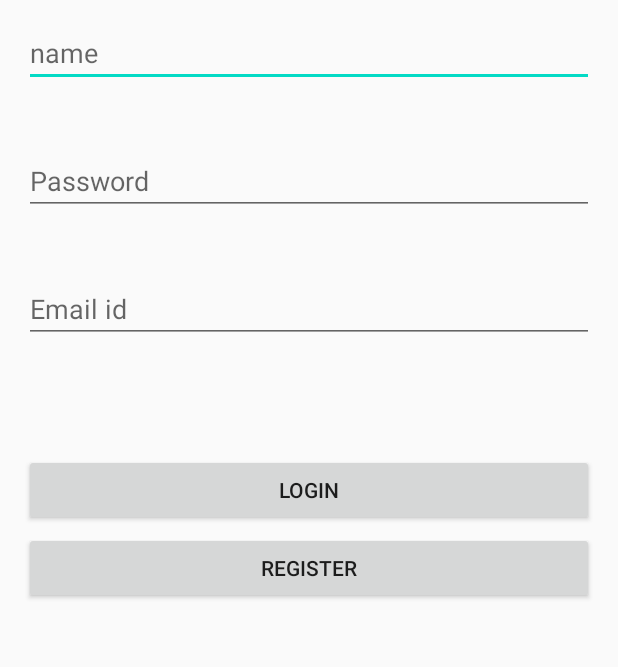
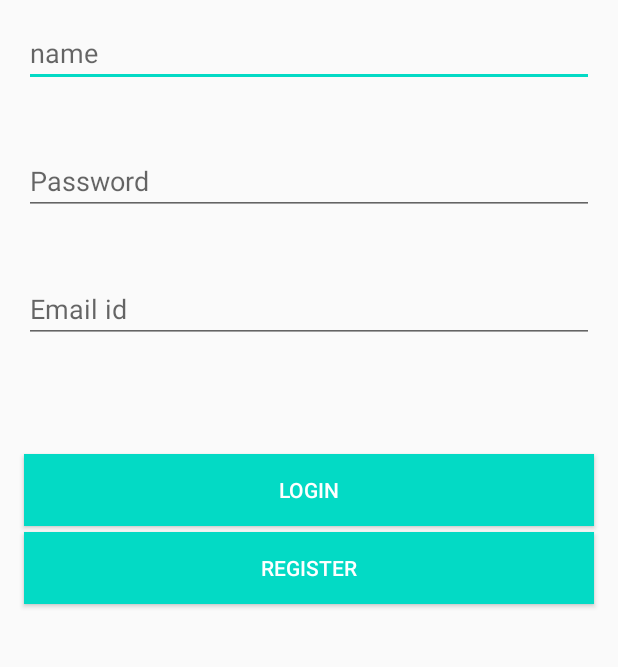
Before and after one commit to sohananisetty/FetchZo, an Android app: the OwnerLoginActivity screen opened directly, with no data from a screen before it, on a phone screen of 412 x 824 dp, the part 170-837 px from its top. Run offline under Robolectric (Android 15) with nearby library versions, the phone set to English and light mode, and no system bars; our stand-ins replace Firebase (no records; nobody signed in at launch, a user with empty details on screens opened directly); 1 statement that could not run was skipped.

```diff
--- a/app/build.gradle
+++ b/app/build.gradle
@@ -29,12 +29,14 @@ dependencies {
     implementation 'com.google.firebase:firebase-analytics:17.4.1'
     implementation 'androidx.appcompat:appcompat:1.1.0'
     implementation 'androidx.constraintlayout:constraintlayout:1.1.3'
+    implementation 'com.google.android.material:material:1.1.0'
+    implementation 'androidx.navigation:navigation-fragment:2.2.2'
+    implementation 'androidx.navigation:navigation-ui:2.2.2'
     implementation 'com.google.android.gms:play-services-maps:17.0.0'
     implementation 'com.google.firebase:firebase-functions:19.0.2'
     implementation 'com.google.firebase:firebase-firestore:21.4.3'
     implementation 'androidx.multidex:multidex:2.0.1'
     implementation 'no.nordicsemi.android.support.v18:scanner:1.4.2'
-
     testImplementation 'junit:junit:4.13'
     androidTestImplementation 'androidx.test.ext:junit:1.1.1'
     androidTestImplementation 'androidx.test.espresso:espresso-core:3.2.0'
--- a/app/src/main/java/com/example/owner_test/BluetoothService.java
+++ b/app/src/main/java/com/example/owner_test/BluetoothService.java
@@ -114,15 +114,16 @@ public class BluetoothService extends Service {
                     @Override
                     public void onSuccess(Void aVoid) {
                         Log.d("TAG","count "+ userId + " "+ deviceCount);
-                        Toast.makeText(BluetoothService.this,"count uploaded "+ userId + " "+ deviceCount,Toast.LENGTH_SHORT).show();
+                       // Toast.makeText(BluetoothService.this,"count uploaded "+ userId + " "+ deviceCount,Toast.LENGTH_SHORT).show();
 
 
                     }
 
                 });
-                Toast.makeText(BluetoothService.this,"Number of devices present  "+hashSet.size(),Toast.LENGTH_LONG).show();
+                //Toast.makeText(BluetoothService.this,"Number of devices present  "+hashSet.size(),Toast.LENGTH_LONG).show();
                 bluetoothAdapter.startDiscovery();
 
+                //
                 //unregisterReceiver(broadcastReceiver);
 
             }
--- a/app/src/main/java/com/example/owner_test/MapsActivity.java
+++ b/app/src/main/java/com/example/owner_test/MapsActivity.java
@@ -103,7 +103,7 @@ public class MapsActivity extends FragmentActivity implements OnMapReadyCallback
                 }
             }
         });
-        Intent intent = new Intent(getApplicationContext(),MainScreen.class);
+        Intent intent = new Intent(getApplicationContext(),main.class);
         startActivity(intent);
         finish();
     }
--- a/app/src/main/java/com/example/owner_test/OwnerLoginActivity.java
+++ b/app/src/main/java/com/example/owner_test/OwnerLoginActivity.java
@@ -49,7 +49,8 @@ public class OwnerLoginActivity extends AppCompatActivity {
             public void onComplete(@NonNull Task<AuthResult> task) {
                 if(task.isSuccessful()){
                     Toast.makeText(OwnerLoginActivity.this,"User successfully login",Toast.LENGTH_LONG).show();
-                    Intent intent = new Intent(getApplicationContext(),MainScreen.class);
+                    //Intent intent = new Intent(getApplicationContext(),MainScreen.class);
+                    Intent intent = new Intent(getApplicationContext(),main.class);
                     startActivity(intent);
                     finish();
                 }
@@ -93,7 +94,10 @@ public class OwnerLoginActivity extends AppCompatActivity {
 
 
         if(fAuth.getCurrentUser() != null){
-          startActivity(new Intent(getApplicationContext(),MainScreen.class));
+          //startActivity(new Intent(getApplicationContext(),MainScreen.class));
+            //startService(new Intent(getApplicationContext(),BluetoothService.class));
+            startActivity(new Intent(getApplicationContext(),main.class));
+
 
         }
 
--- a/app/src/main/res/layout/activity_owner_login.xml
+++ b/app/src/main/res/layout/activity_owner_login.xml
@@ -12,6 +12,9 @@ tools:context=".OwnerLoginActivity">
     android:layout_height="wrap_content"
     android:layout_marginStart="16dp"
     android:layout_marginEnd="16dp"
+    android:background="@color/colorAccent"
+    android:textColor="@android:color/white"
+
     android:onClick="login"
     android:text="login"
     app:layout_constraintBottom_toBottomOf="parent"
@@ -57,6 +60,9 @@ tools:context=".OwnerLoginActivity">
     android:layout_marginStart="16dp"
     android:layout_marginTop="4dp"
     android:layout_marginEnd="16dp"
+    android:background="@color/colorAccent"
+    android:textColor="@android:color/white"
+
     android:onClick="register"
     android:text="register"
     app:layout_constraintEnd_toEndOf="parent"
--- a/app/src/main/res/values/styles.xml
+++ b/app/src/main/res/values/styles.xml
@@ -8,4 +8,13 @@
         <item name="colorAccent">@color/colorAccent</item>
     </style>
 
+    <style name="AppTheme.NoActionBar">
+        <item name="windowActionBar">false</item>
+        <item name="windowNoTitle">true</item>
+    </style>
+
+    <style name="AppTheme.AppBarOverlay" parent="ThemeOverlay.AppCompat.Dark.ActionBar" />
+
+    <style name="AppTheme.PopupOverlay" parent="ThemeOverlay.AppCompat.Light" />
+
 </resources>
```
Also changed, not shown: app/src/main/AndroidManifest.xml (+9 -0 lines), app/src/main/res/values/strings.xml (+24 -0 lines).
